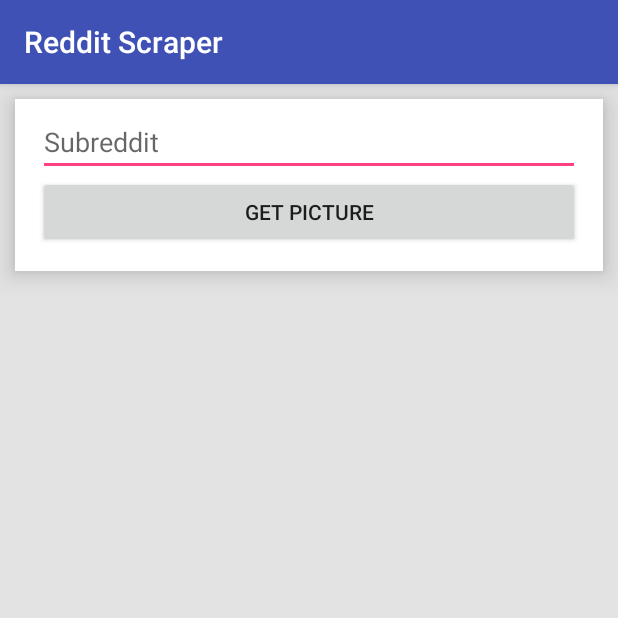
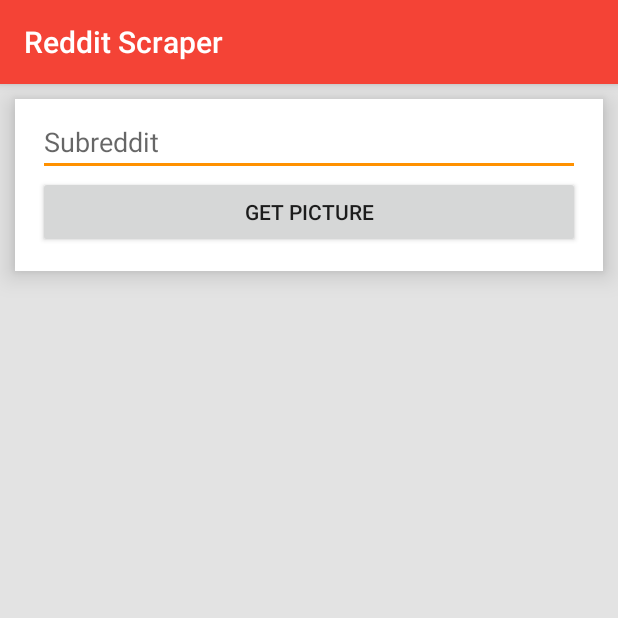
Before and after one commit to dan-wong/reddit-scraper, an Android app: the screen it shows after launch (MainActivity), on a phone screen of 412 x 824 dp, the top half of it. Run offline under Robolectric (Android 15) with nearby library versions, the phone set to English and light mode, and no system bars; libraries missing offline, so code that uses them is left out: permissions.dispatcher; pictures from the network do not load.

Commit message:
Using Glide to load images instead of AsyncTask

```diff
--- a/app/src/main/java/com/daniel/async/imagefromurl/ImageFromUrlCallback.java
+++ /dev/null
@@ -1,7 +0,0 @@
-package com.daniel.async.imagefromurl;
-
-import android.graphics.Bitmap;
-
-public interface ImageFromUrlCallback {
-    void setImage(Bitmap image);
-}
--- a/app/src/main/res/values/colors.xml
+++ b/app/src/main/res/values/colors.xml
@@ -1,8 +1,8 @@
 <?xml version="1.0" encoding="utf-8"?>
 <resources>
-    <color name="colorPrimary">#3F51B5</color>
-    <color name="colorPrimaryDark">#303F9F</color>
-    <color name="colorAccent">#FF4081</color>
+    <color name="colorPrimary">#F44336</color>
+    <color name="colorPrimaryDark">#C62828</color>
+    <color name="colorAccent">#FF9100</color>
 
     <color name="background">#e3e3e3</color>
     <color name="white">#ffffff</color>
--- a/app/src/main/res/values/strings.xml
+++ b/app/src/main/res/values/strings.xml
@@ -19,4 +19,5 @@
     <string name="no_current_image_error">No current image!</string>
     <string name="empty_subreddit_error">Subreddit cannot be empty!</string>
     <string name="keyGen">m2yfMs3hPXyM7UhLGpSAQyNXvfkWn925gC5MuXptcn34SakcbdKh8EJ</string>
+    <string name="failed_load_image">Failed to load image :(</string>
 </resources>
--- a/build.gradle
+++ b/build.gradle
@@ -5,6 +5,7 @@ buildscript {
     repositories {
         google()
         jcenter()
+        mavenCentral()
     }
     dependencies {
         classpath 'com.android.tools.build:gradle:3.1.2'
```
Also changed, not shown: app/build.gradle (+2 -5 lines), app/src/main/java/com/daniel/MainActivity.java (+27 -17 lines), app/src/main/java/com/daniel/RedditScraperGlideModule.java (added, +8 -0 lines), app/src/main/java/com/daniel/async/imagefromurl/ImageFromUrlAsyncTask.java (deleted, +0 -37 lines), 1 other file.
